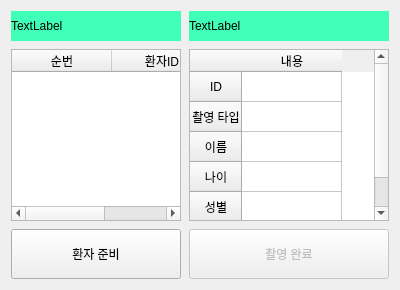
Qt form Project/src/imaging/ImagingSW/patientmanager.ui (AndaCondaa/Dental_Imaging_SW_System) before a commit.
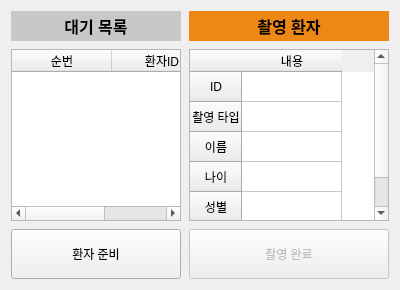
The same form after that commit.

```diff
--- a/Project/src/imaging/ImagingSW/patientmanager.ui
+++ b/Project/src/imaging/ImagingSW/patientmanager.ui
@@ -48,11 +48,20 @@
          <height>30</height>
         </size>
        </property>
+       <property name="font">
+        <font>
+         <pointsize>12</pointsize>
+         <bold>true</bold>
+        </font>
+       </property>
        <property name="styleSheet">
-        <string notr="true">background-color: rgb(64, 255, 182);</string>
+        <string notr="true">background-color: rgb(200, 200, 200);</string>
        </property>
        <property name="text">
-        <string>TextLabel</string>
+        <string>대기 목록</string>
+       </property>
+       <property name="alignment">
+        <set>Qt::AlignCenter</set>
        </property>
       </widget>
      </item>
@@ -187,11 +196,20 @@
          <height>30</height>
         </size>
        </property>
+       <property name="font">
+        <font>
+         <pointsize>12</pointsize>
+         <bold>true</bold>
+        </font>
+       </property>
        <property name="styleSheet">
-        <string notr="true">background-color: rgb(64, 255, 182);</string>
+        <string notr="true">background-color: rgb(237, 136, 23);</string>
        </property>
        <property name="text">
-        <string>TextLabel</string>
+        <string>촬영 환자</string>
+       </property>
+       <property name="alignment">
+        <set>Qt::AlignCenter</set>
        </property>
       </widget>
      </item>
```
